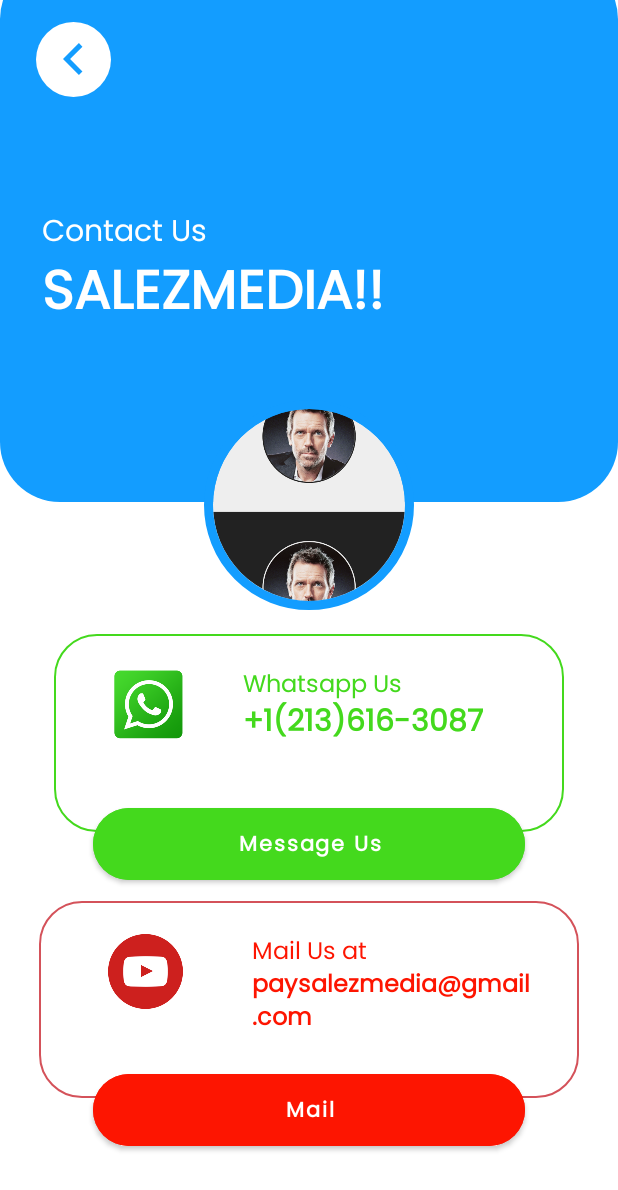
After one commit to aarafrao22/SalesMedia, an Android app: the ContactUsActivity screen opened directly, with no data from a screen before it, on a phone screen of 412 x 824 dp. The commit adds this screen. Shown: the top 1190 px of the screen. Run offline under Robolectric (Android 15) with nearby library versions, the phone set to English and light mode, and no system bars; our stand-ins replace CircleImageView.

Commit message:
ContactScreen-Added

```diff
--- /dev/null
+++ b/app/src/main/java/com/aarafrao/salesmedia/ContactUsActivity.java
@@ -0,0 +1,14 @@
+package com.aarafrao.salesmedia;
+
+import androidx.appcompat.app.AppCompatActivity;
+
+import android.os.Bundle;
+
+public class ContactUsActivity extends AppCompatActivity {
+
+    @Override
+    protected void onCreate(Bundle savedInstanceState) {
+        super.onCreate(savedInstanceState);
+        setContentView(R.layout.activity_contact_us);
+    }
+}
--- /dev/null
+++ b/app/src/main/res/drawable/arrow_left_s_line.xml
@@ -0,0 +1,9 @@
+<vector xmlns:android="http://schemas.android.com/apk/res/android"
+    android:width="24dp"
+    android:height="24dp"
+    android:viewportWidth="24"
+    android:viewportHeight="24">
+    <path
+        android:fillColor="#FF000000"
+        android:pathData="M10.828,12l4.95,4.95 -1.414,1.414L8,12l6.364,-6.364 1.414,1.414z" />
+</vector>
--- /dev/null
+++ b/app/src/main/res/drawable/bg_outline_green.xml
@@ -0,0 +1,7 @@
+<?xml version="1.0" encoding="utf-8"?>
+<shape xmlns:android="http://schemas.android.com/apk/res/android">
+    <corners android:radius="28dp" />
+    <stroke
+        android:width="1dp"
+        android:color="#44D91D" />
+</shape>
--- /dev/null
+++ b/app/src/main/res/drawable/bg_outline_red.xml
@@ -0,0 +1,7 @@
+<?xml version="1.0" encoding="utf-8"?>
+<shape xmlns:android="http://schemas.android.com/apk/res/android">
+    <corners android:radius="28dp" />
+    <stroke
+        android:width="1dp"
+        android:color="#D4525A" />
+</shape>
--- /dev/null
+++ b/app/src/main/res/drawable/white_r.xml
@@ -0,0 +1,5 @@
+<shape xmlns:android="http://schemas.android.com/apk/res/android"
+    android:shape="rectangle">
+    <corners android:radius="30dp" />
+    <solid android:color="@color/white" />
+</shape>
--- /dev/null
+++ b/app/src/main/res/layout/activity_contact_us.xml
@@ -0,0 +1,223 @@
+<?xml version="1.0" encoding="utf-8"?>
+<androidx.constraintlayout.widget.ConstraintLayout xmlns:android="http://schemas.android.com/apk/res/android"
+    xmlns:app="http://schemas.android.com/apk/res-auto"
+    xmlns:tools="http://schemas.android.com/tools"
+    android:layout_width="match_parent"
+    android:layout_height="match_parent"
+    tools:context=".ContactUsActivity">
+
+    <androidx.constraintlayout.widget.ConstraintLayout
+        android:id="@+id/linearLayout"
+        android:layout_width="match_parent"
+        android:layout_height="0dp"
+        android:layout_marginTop="-28dp"
+        android:background="@drawable/bg2"
+        app:layout_constraintEnd_toEndOf="parent"
+        app:layout_constraintHeight_percent="0.44"
+        app:layout_constraintStart_toStartOf="parent"
+        app:layout_constraintTop_toTopOf="parent">
+
+        <LinearLayout
+            android:layout_width="0dp"
+            android:layout_height="50dp"
+            android:layout_marginStart="24dp"
+            android:layout_marginTop="42dp"
+            android:background="@drawable/white_r"
+            android:gravity="center"
+            app:layout_constraintDimensionRatio="1,1"
+            app:layout_constraintStart_toStartOf="parent"
+            app:layout_constraintTop_toTopOf="parent">
+
+            <ImageView
+                android:layout_width="40dp"
+                android:layout_height="40dp"
+                android:src="@drawable/arrow_left_s_line"
+                app:tint="#139DFF" />
+        </LinearLayout>
+
+        <TextView
+            android:id="@+id/textView"
+            android:layout_width="wrap_content"
+            android:layout_height="wrap_content"
+            android:layout_margin="28dp"
+            android:includeFontPadding="false"
+            android:text="Contact Us"
+            android:textColor="@color/white"
+            android:textSize="20dp"
+            app:layout_constraintBottom_toBottomOf="parent"
+            app:layout_constraintStart_toStartOf="parent"
+            app:layout_constraintTop_toTopOf="parent" />
+
+        <TextView
+            android:layout_width="wrap_content"
+            android:layout_height="wrap_content"
+            android:layout_marginStart="28dp"
+            android:includeFontPadding="false"
+            android:text="SALEZMEDIA!!"
+            android:textColor="@color/white"
+            android:textSize="36dp"
+            android:textStyle="bold"
+            app:layout_constraintStart_toStartOf="parent"
+            app:layout_constraintTop_toBottomOf="@+id/textView" />
+
+    </androidx.constraintlayout.widget.ConstraintLayout>
+
+    <de.hdodenhof.circleimageview.CircleImageView
+        android:id="@+id/imgMain"
+        android:layout_width="140dp"
+        android:layout_height="0dp"
+        android:layout_marginTop="-68dp"
+        android:src="@drawable/img"
+        app:civ_border_color="#139DFF"
+        app:civ_border_width="6dp"
+        app:layout_constraintDimensionRatio="1,1"
+        app:layout_constraintEnd_toEndOf="parent"
+        app:layout_constraintStart_toStartOf="parent"
+        app:layout_constraintTop_toBottomOf="@id/linearLayout" />
+
+    <androidx.constraintlayout.widget.ConstraintLayout
+        android:id="@+id/constraintLayout"
+        android:layout_width="match_parent"
+        android:layout_height="0dp"
+        android:layout_marginStart="36dp"
+        android:layout_marginTop="16dp"
+        android:layout_marginEnd="36dp"
+        android:background="@drawable/bg_outline_green"
+        app:layout_constraintEnd_toEndOf="parent"
+        app:layout_constraintHeight_percent="0.16"
+        app:layout_constraintStart_toStartOf="parent"
+        app:layout_constraintTop_toBottomOf="@+id/imgMain">
+
+
+        <ImageView
+            android:layout_width="0dp"
+            android:layout_height="50dp"
+            android:src="@drawable/img_whatsapp"
+            app:layout_constraintBottom_toBottomOf="@+id/txtInstaUname"
+            app:layout_constraintDimensionRatio="1,1"
+            app:layout_constraintEnd_toStartOf="@+id/txtInstaUname"
+            app:layout_constraintStart_toStartOf="parent"
+            app:layout_constraintTop_toTopOf="@+id/txtInsta" />
+
+        <TextView
+            android:id="@+id/txtInsta"
+            android:layout_width="wrap_content"
+            android:layout_height="wrap_content"
+            android:layout_marginStart="18dp"
+            android:layout_marginTop="22dp"
+            android:includeFontPadding="false"
+            android:text="Whatsapp Us"
+            android:textColor="#44D91D"
+            android:textSize="16dp"
+            app:layout_constraintEnd_toEndOf="parent"
+            app:layout_constraintStart_toStartOf="parent"
+            app:layout_constraintTop_toTopOf="parent" />
+
+        <TextView
+            android:id="@+id/txtInstaUname"
+            android:layout_width="wrap_content"
+            android:layout_height="wrap_content"
+            android:includeFontPadding="false"
+            android:text="+1(213)616-3087"
+            android:textColor="#44D91D"
+            android:textSize="20dp"
+            android:textStyle="bold"
+            app:layout_constraintStart_toStartOf="@+id/txtInsta"
+            app:layout_constraintTop_toBottomOf="@+id/txtInsta" />
+
+
+    </androidx.constraintlayout.widget.ConstraintLayout>
+
+    <com.google.android.material.button.MaterialButton
+        android:id="@+id/materialButton"
+        android:layout_width="0dp"
+        android:layout_height="60dp"
+        android:layout_marginStart="46dp"
+        android:layout_marginTop="-22dp"
+        android:layout_marginEnd="46dp"
+        android:backgroundTint="#44D91D"
+        android:includeFontPadding="false"
+        android:text="Message Us"
+        android:textAllCaps="false"
+        android:textSize="14dp"
+        android:textStyle="bold"
+        app:cornerRadius="28dp"
+        app:iconGravity="textStart"
+        app:iconPadding="4dp"
+        app:layout_constraintEnd_toEndOf="@+id/constraintLayout"
+        app:layout_constraintStart_toStartOf="@+id/constraintLayout"
+        app:layout_constraintTop_toBottomOf="@+id/constraintLayout"
+        app:layout_constraintWidth_percent="0.7" />
+
+    <androidx.constraintlayout.widget.ConstraintLayout
+        android:id="@+id/constraintLayout2"
+        android:layout_width="match_parent"
+        android:layout_height="0dp"
+        android:layout_marginStart="26dp"
+        android:layout_marginTop="8dp"
+        android:layout_marginEnd="26dp"
+        android:background="@drawable/bg_outline_red"
+        app:layout_constraintEnd_toEndOf="parent"
+        app:layout_constraintHeight_percent="0.16"
+        app:layout_constraintStart_toStartOf="parent"
+        app:layout_constraintTop_toBottomOf="@+id/materialButton">
+
+        <ImageView
+            android:layout_width="0dp"
+            android:layout_height="50dp"
+            android:src="@drawable/img_yt"
+            app:layout_constraintDimensionRatio="1,1"
+            app:layout_constraintEnd_toStartOf="@+id/txtInstaUname2"
+            app:layout_constraintStart_toStartOf="parent"
+            app:layout_constraintTop_toTopOf="@+id/txtInsta2" />
+
+        <TextView
+            android:id="@+id/txtInsta2"
+            android:layout_width="wrap_content"
+            android:layout_height="wrap_content"
+            android:layout_marginTop="22dp"
+            android:includeFontPadding="false"
+            android:text="Mail Us at"
+            android:textColor="#FD1501"
+            android:textSize="16dp"
+            app:layout_constraintEnd_toEndOf="parent"
+            app:layout_constraintStart_toStartOf="parent"
+            app:layout_constraintTop_toTopOf="parent" />
+
+        <TextView
+            android:id="@+id/txtInstaUname2"
+            android:layout_width="0dp"
+            android:layout_height="wrap_content"
+            android:includeFontPadding="false"
+            android:text="paysalezmedia@gmail.com"
+            android:textColor="#FD1501"
+            android:textSize="16dp"
+            android:textStyle="bold"
+            app:layout_constraintStart_toStartOf="@+id/txtInsta2"
+            app:layout_constraintTop_toBottomOf="@+id/txtInsta2"
+            app:layout_constraintWidth_percent="0.6" />
+
+
+    </androidx.constraintlayout.widget.ConstraintLayout>
+
+    <com.google.android.material.button.MaterialButton
+        android:id="@+id/materialButton1"
+        android:layout_width="0dp"
+        android:layout_height="60dp"
+        android:layout_marginStart="46dp"
+        android:layout_marginTop="-22dp"
+        android:layout_marginEnd="46dp"
+        android:backgroundTint="#FD1501"
+        android:includeFontPadding="false"
+        android:text="Mail"
+        android:textAllCaps="false"
+        android:textSize="14dp"
+        android:textStyle="bold"
+        app:cornerRadius="28dp"
+        app:iconGravity="textStart"
+        app:iconPadding="4dp"
+        app:layout_constraintEnd_toEndOf="@+id/constraintLayout"
+        app:layout_constraintStart_toStartOf="@+id/constraintLayout"
+        app:layout_constraintTop_toBottomOf="@+id/constraintLayout2"
+        app:layout_constraintWidth_percent="0.7" />
+</androidx.constraintlayout.widget.ConstraintLayout>
--- a/app/src/main/res/layout/activity_home.xml
+++ b/app/src/main/res/layout/activity_home.xml
@@ -13,7 +13,7 @@
         android:layout_marginTop="-28dp"
         android:background="@drawable/bg2"
         app:layout_constraintEnd_toEndOf="parent"
-        app:layout_constraintHeight_percent="0.5"
+        app:layout_constraintHeight_percent="0.44"
         app:layout_constraintStart_toStartOf="parent"
         app:layout_constraintTop_toTopOf="parent">
 
```
Also changed, not shown: app/src/main/AndroidManifest.xml (+7 -0 lines), app/src/main/java/com/aarafrao/salesmedia/SocialMediaActivity.java (added, +14 -0 lines), app/src/main/res/drawable/bg_outline.xml (added, +7 -0 lines), app/src/main/res/drawable/message_icon.xml (added, +34 -0 lines), app/src/main/res/layout/activity_social_media.xml (added, +222 -0 lines), app/src/main/res/drawable/img_whatsapp.png (added), app/src/main/res/drawable/img_yt.png (added).
